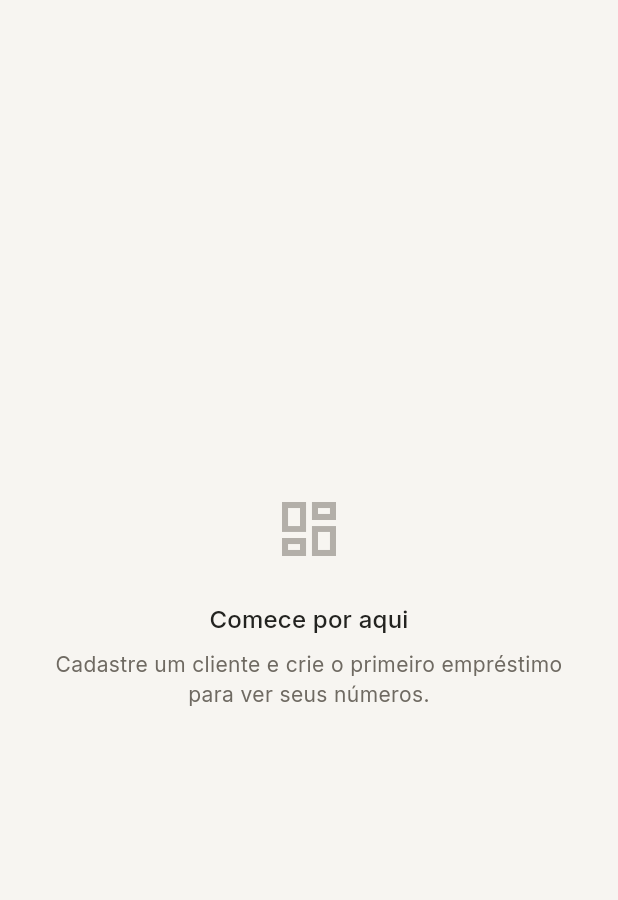
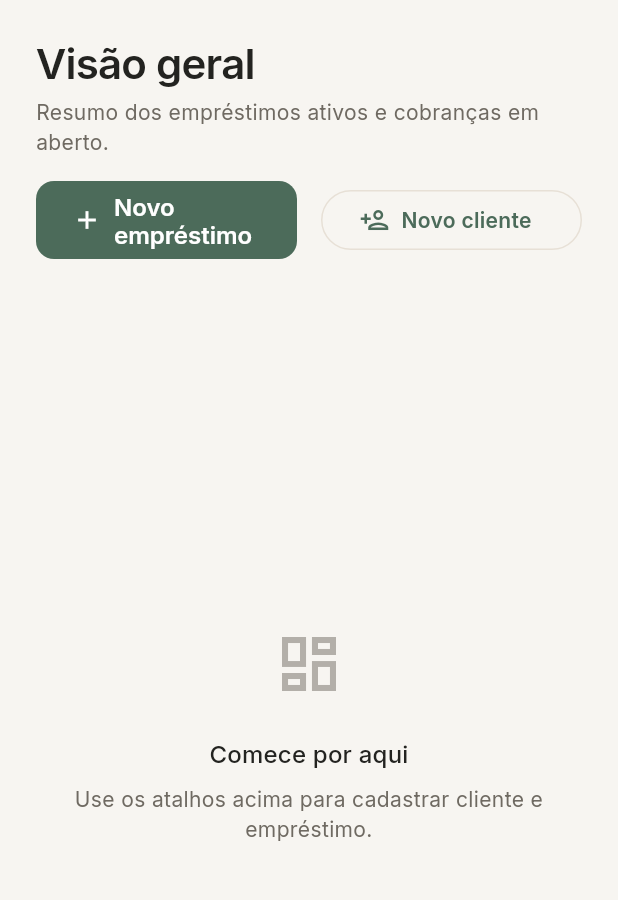
Before and after one commit to firmisbr/facilite-plus, a Flutter app: the screen it shows once a user with an empty profile is signed in, on a phone screen of 412 x 824 dp, the part 59-959 px from its top. Run offline on Flutter 3.47's test engine with Material 3 defaults, Android fonts, the phone set to English and light mode, and no system bars; our stand-ins replace connectivity_plus, drift, flutter_riverpod, go_router, google_fonts, shared_preferences and 1 more; accounts and stored records are empty; generated files the repository leaves out were written again.

Commit message:
feat(dashboard): atalhos novo emprestimo e cliente no topo
Botoes no corpo da tela, abaixo do titulo, fora da appbar e sem FAB.

Co-authored-by: Cursor <cursoragent@cursor.com>

```diff
--- a/lib/features/dashboard/presentation/pages/dashboard_page.dart
+++ b/lib/features/dashboard/presentation/pages/dashboard_page.dart
@@ -29,15 +29,6 @@ class DashboardPage extends ConsumerWidget {
       ],
       body: statsAsync.when(
         data: (stats) {
-          if (stats.activeLoansCount == 0) {
-            return const AppEmptyState(
-              icon: Icons.dashboard_outlined,
-              title: 'Comece por aqui',
-              subtitle:
-                  'Cadastre um cliente e crie o primeiro empréstimo para ver seus números.',
-            );
-          }
-
           return RefreshIndicator(
             onRefresh: () async {
               ref.invalidate(allLoansProvider);
@@ -54,6 +45,18 @@ class DashboardPage extends ConsumerWidget {
                         'Resumo dos empréstimos ativos e cobranças em aberto.',
                   ),
                 ),
+                const SliverToBoxAdapter(child: _DashboardQuickActions()),
+                if (stats.activeLoansCount == 0)
+                  const SliverFillRemaining(
+                    hasScrollBody: false,
+                    child: AppEmptyState(
+                      icon: Icons.dashboard_outlined,
+                      title: 'Comece por aqui',
+                      subtitle:
+                          'Use os atalhos acima para cadastrar cliente e empréstimo.',
+                    ),
+                  )
+                else ...[
                 if (stats.overdueInstallments > 0)
                   SliverToBoxAdapter(
                     child: Padding(
@@ -204,6 +207,7 @@ class DashboardPage extends ConsumerWidget {
                       },
                     ),
                   ),
+                ],
               ],
             ),
           );
@@ -214,6 +218,41 @@ class DashboardPage extends ConsumerWidget {
           title: 'Erro ao carregar',
           subtitle: e.toString(),
         ),
+      ),
+    );
+  }
+}
+
+class _DashboardQuickActions extends StatelessWidget {
+  const _DashboardQuickActions();
+
+  @override
+  Widget build(BuildContext context) {
+    return Padding(
+      padding: const EdgeInsets.fromLTRB(
+        AppSpacing.lg,
+        0,
+        AppSpacing.lg,
+        AppSpacing.lg,
+      ),
+      child: Row(
+        children: [
+          Expanded(
+            child: FilledButton.icon(
+              onPressed: () => context.push(AppRoutes.loanCreate),
+              icon: const Icon(Icons.add, size: 20),
+              label: const Text('Novo empréstimo'),
+            ),
+          ),
+          const SizedBox(width: AppSpacing.md),
+          Expanded(
+            child: OutlinedButton.icon(
+              onPressed: () => context.push(AppRoutes.clientNew),
+              icon: const Icon(Icons.person_add_outlined, size: 20),
+              label: const Text('Novo cliente'),
+            ),
+          ),
+        ],
       ),
     );
   }
```
